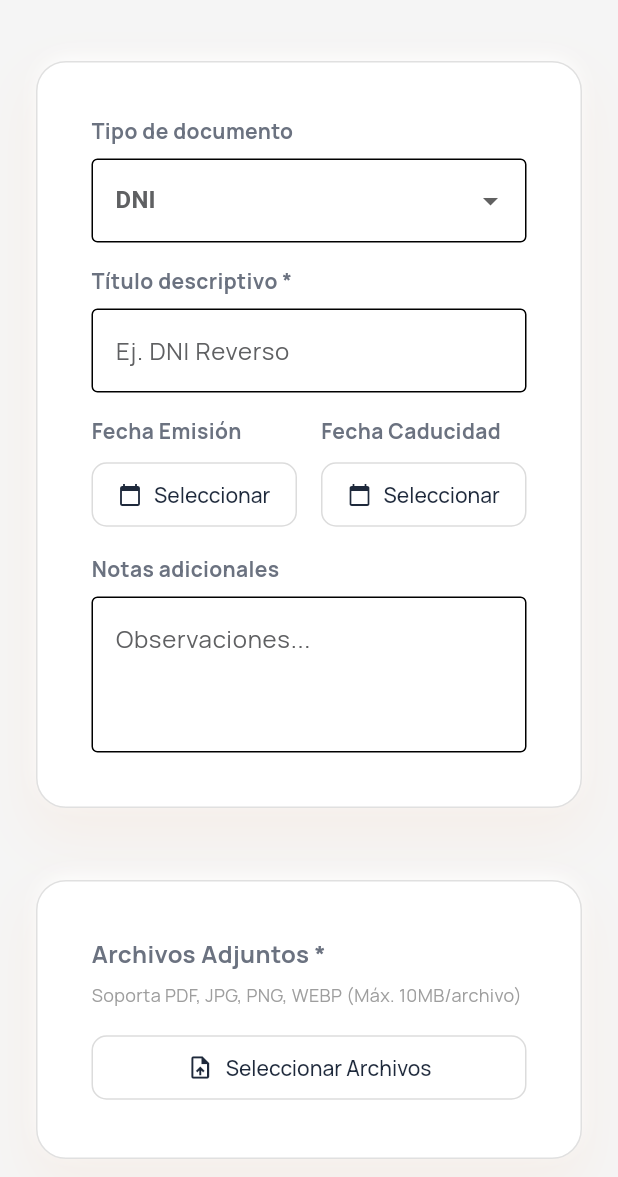
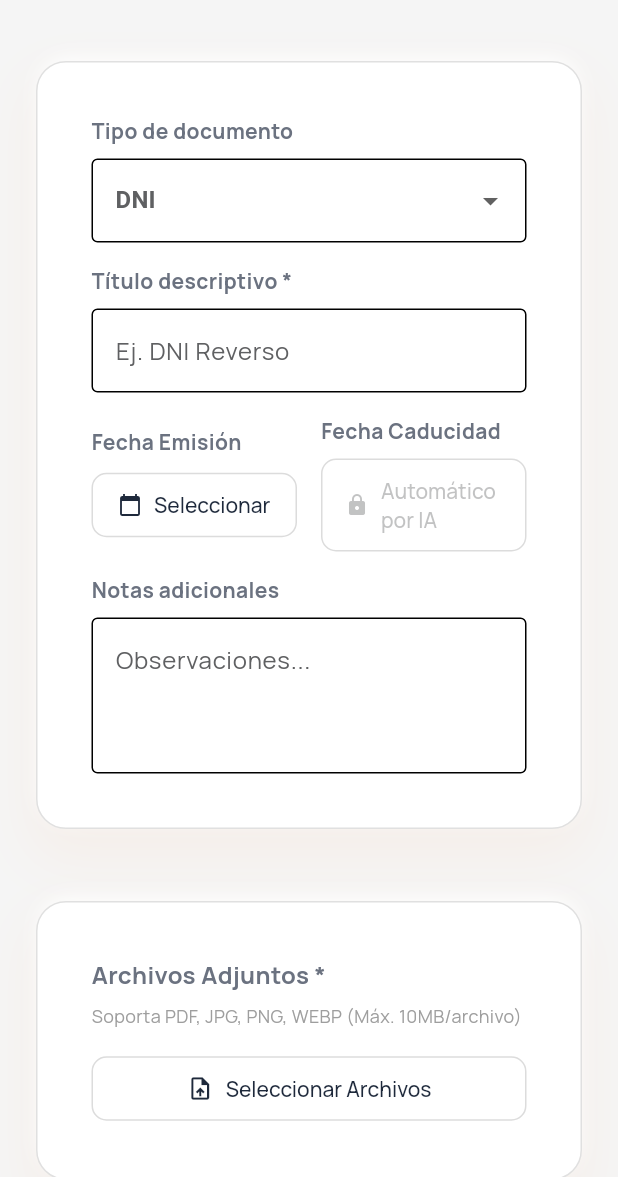
Before and after one commit to desarrolloxprinta/xprinta-survey-app, a Flutter app: the UploadDocumentScreen screen opened directly, on a phone screen of 412 x 824 dp, the part 59-1236 px from its top. Run offline on Flutter 3.47's test engine with Material 3 defaults, Android fonts, the phone set to English and light mode, and no system bars; our stand-ins replace file_picker, flutter_local_notifications, flutter_riverpod, flutter_svg, geolocator, google_fonts and 8 more; missing offline and left inert: mobile_scanner; accounts and stored records are empty; Roboto replaces fonts that are missing (Questrial).

Commit message:
Fix document_type constraint mismatch and lock manual expiry date entry

```diff
--- a/lib/screens/profile/upload_document_screen.dart
+++ b/lib/screens/profile/upload_document_screen.dart
@@ -7,17 +7,18 @@ import '../../main.dart';
 import '../../providers/user_documents_provider.dart';
 import '../../widgets/modern_card.dart';
 
-const List<String> documentTypes = [
-  'DNI',
-  'Pasaporte',
-  'Permiso de conducir',
-  'Permiso de trabajo',
-  'Certificado de salud',
-  'Formación en seguridad',
-  'Permiso de trabajo en altura',
-  'Permiso eléctrico',
-  'Otros'
-];
+const Map<String, String> documentTypeMap = {
+  'DNI': 'dni',
+  'Pasaporte': 'passport',
+  'Permiso de conducir': 'driving_license',
+  'Permiso de trabajo': 'work_permit',
+  'Certificado de salud': 'health_certificate',
+  'Formación en seguridad': 'safety_training',
+  'Permiso de trabajo en altura': 'height_work_permit',
+  'Permiso eléctrico': 'electrical_permit',
+  'Otros': 'otros',
+};
+final List<String> documentTypes = documentTypeMap.keys.toList();
 
 class UploadDocumentScreen extends ConsumerStatefulWidget {
   final Map<String, dynamic>? existingDoc;
@@ -46,8 +47,9 @@ class _UploadDocumentScreenState extends ConsumerState<UploadDocumentScreen> {
     super.initState();
     if (widget.existingDoc != null) {
       final doc = widget.existingDoc!;
-      if (documentTypes.contains(doc['document_type'])) {
-        _selectedType = doc['document_type'];
+      if (doc['document_type'] != null) {
+        final key = documentTypeMap.entries.firstWhere((e) => e.value == doc['document_type'], orElse: () => const MapEntry('Otros', 'otros')).key;
+        _selectedType = key;
       }
       _titleCtrl.text = doc['title'] ?? '';
       _notesCtrl.text = doc['notes'] ?? '';
@@ -154,7 +156,7 @@ class _UploadDocumentScreenState extends ConsumerState<UploadDocumentScreen> {
       finalFiles.addAll(uploadedFilesMeta);
 
       final data = {
-        'document_type': _selectedType,
+        'document_type': documentTypeMap[_selectedType],
         'title': _titleCtrl.text,
         'issue_date': _issueDate?.toIso8601String(),
         'expiry_date': _expiryDate?.toIso8601String(),
@@ -278,9 +280,9 @@ class _UploadDocumentScreenState extends ConsumerState<UploadDocumentScreen> {
                                       SizedBox(
                                         width: double.infinity,
                                         child: OutlinedButton.icon(
-                                          onPressed: () => _selectDate(context, true),
-                                          icon: const Icon(Icons.calendar_today, size: 16),
-                                          label: Text(_expiryDate != null ? "${_expiryDate!.day}/${_expiryDate!.month}/${_expiryDate!.year}" : 'Seleccionar'),
+                                          onPressed: null, // Bloqueado, solo IA puede rellenarlo
+                                          icon: const Icon(Icons.lock, size: 16),
+                                          label: Text(_expiryDate != null ? "${_expiryDate!.day}/${_expiryDate!.month}/${_expiryDate!.year}" : 'Automático por IA'),
                                         ),
                                       ),
                                     ],
```
